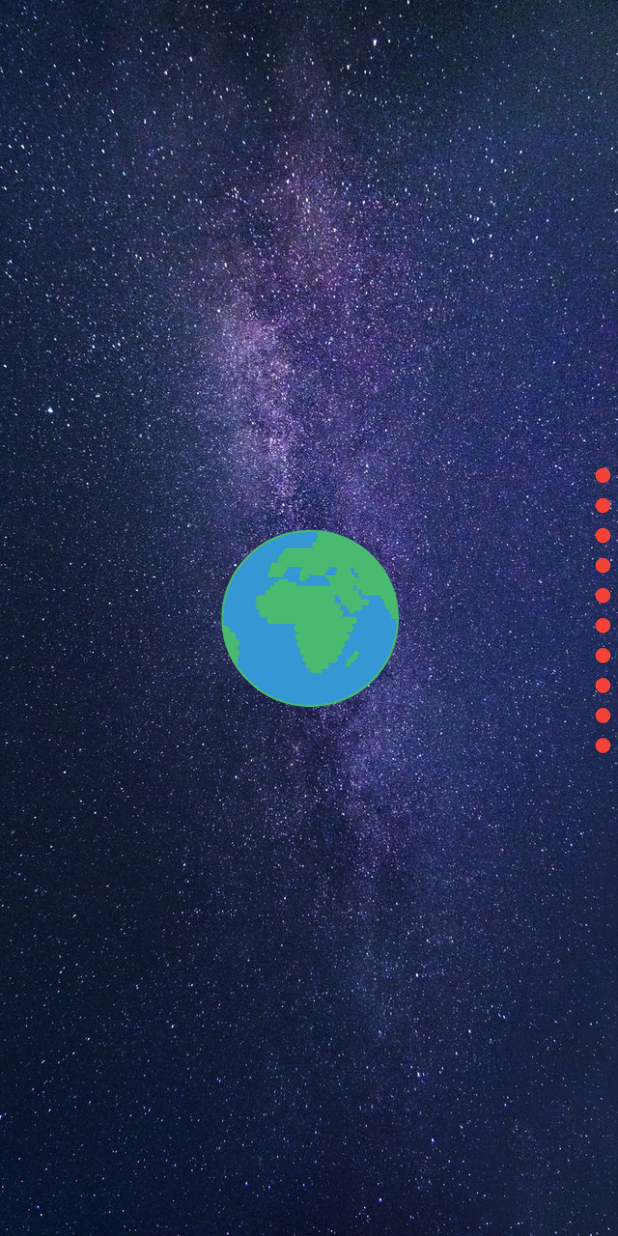
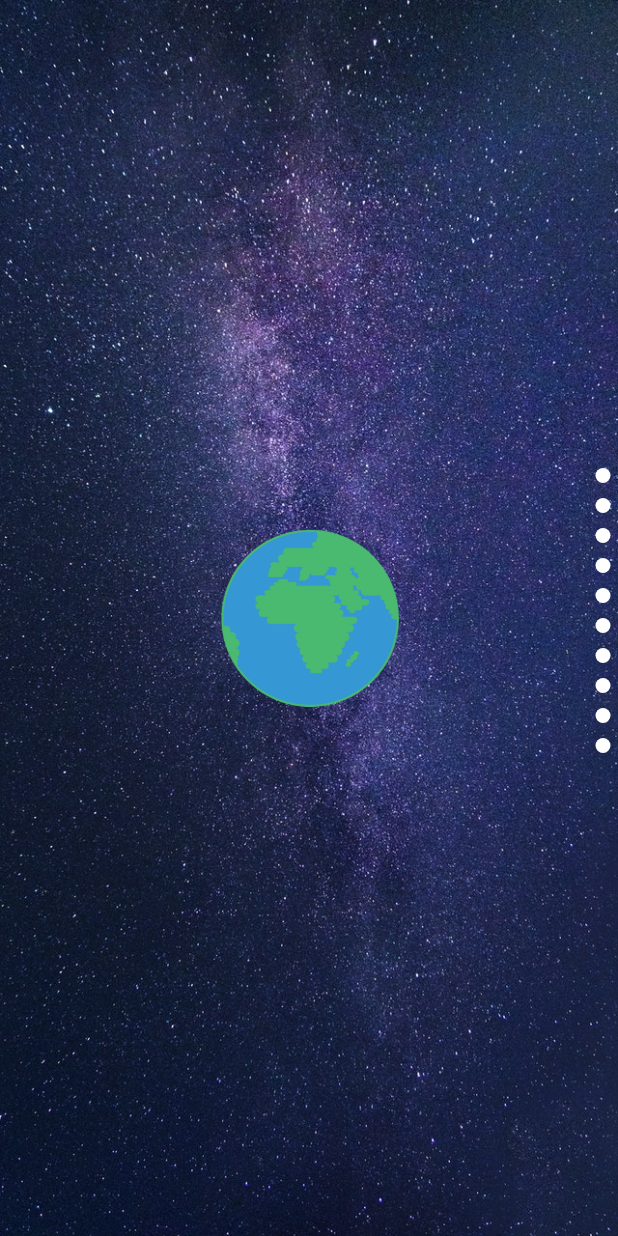
Before and after one commit to Ayu5h5hakya/Solarium, a Flutter app: the screen it shows after launch, on a phone screen of 412 x 824 dp. Run offline on Flutter 3.47's test engine with Material 2 defaults, Android fonts, the phone set to English and light mode, and no system bars; project files that could hold a hidden picture were left out.

```diff
--- a/final/solarium/lib/widgets/astro_page_indicator.dart
+++ b/final/solarium/lib/widgets/astro_page_indicator.dart
@@ -20,11 +20,10 @@ class AstroPageIndicator extends StatelessWidget {
             margin: const EdgeInsets.only(right: 5.0, bottom: 10.0),
             decoration: const BoxDecoration(
               shape: BoxShape.circle,
-              color: Colors.red,
+              color: Colors.white,
             ),
           ),
           onTap: () {
-            print('object');
             if (onPageChanged != null) onPageChanged!(0);
           },
         ),
@@ -35,7 +34,7 @@ class AstroPageIndicator extends StatelessWidget {
             margin: const EdgeInsets.only(right: 5.0, bottom: 10.0),
             decoration: const BoxDecoration(
               shape: BoxShape.circle,
-              color: Colors.red,
+              color: Colors.white,
             ),
           ),
           onTap: () {
@@ -49,7 +48,7 @@ class AstroPageIndicator extends StatelessWidget {
             margin: const EdgeInsets.only(right: 5.0, bottom: 10.0),
             decoration: const BoxDecoration(
               shape: BoxShape.circle,
-              color: Colors.red,
+              color: Colors.white,
             ),
           ),
           onTap: () {
@@ -63,7 +62,7 @@ class AstroPageIndicator extends StatelessWidget {
             margin: const EdgeInsets.only(right: 5.0, bottom: 10.0),
             decoration: const BoxDecoration(
               shape: BoxShape.circle,
-              color: Colors.red,
+              color: Colors.white,
             ),
           ),
           onTap: () {
@@ -77,7 +76,7 @@ class AstroPageIndicator extends StatelessWidget {
             margin: const EdgeInsets.only(right: 5.0, bottom: 10.0),
             decoration: const BoxDecoration(
               shape: BoxShape.circle,
-              color: Colors.red,
+              color: Colors.white,
             ),
           ),
           onTap: () {
@@ -91,7 +90,7 @@ class AstroPageIndicator extends StatelessWidget {
             margin: const EdgeInsets.only(right: 5.0, bottom: 10.0),
             decoration: const BoxDecoration(
               shape: BoxShape.circle,
-              color: Colors.red,
+              color: Colors.white,
             ),
           ),
           onTap: () {
@@ -105,7 +104,7 @@ class AstroPageIndicator extends StatelessWidget {
             margin: const EdgeInsets.only(right: 5.0, bottom: 10.0),
             decoration: const BoxDecoration(
               shape: BoxShape.circle,
-              color: Colors.red,
+              color: Colors.white,
             ),
           ),
           onTap: () {
@@ -119,7 +118,7 @@ class AstroPageIndicator extends StatelessWidget {
             margin: const EdgeInsets.only(right: 5.0, bottom: 10.0),
             decoration: const BoxDecoration(
               shape: BoxShape.circle,
-              color: Colors.red,
+              color: Colors.white,
             ),
           ),
           onTap: () {
@@ -133,7 +132,7 @@ class AstroPageIndicator extends StatelessWidget {
             margin: const EdgeInsets.only(right: 5.0, bottom: 10.0),
             decoration: const BoxDecoration(
               shape: BoxShape.circle,
-              color: Colors.red,
+              color: Colors.white,
             ),
           ),
           onTap: () {
@@ -147,7 +146,7 @@ class AstroPageIndicator extends StatelessWidget {
             margin: const EdgeInsets.only(right: 5.0, bottom: 10.0),
             decoration: const BoxDecoration(
               shape: BoxShape.circle,
-              color: Colors.red,
+              color: Colors.white,
             ),
           ),
           onTap: () {
--- a/final/solarium/lib/widgets/solar_events_pageview.dart
+++ b/final/solarium/lib/widgets/solar_events_pageview.dart
@@ -20,7 +20,7 @@ class SolarEventsPageView extends StatelessWidget {
               child: Card(
                 child: Padding(
                   padding: const EdgeInsets.all(10.0),
-                  child: Column(
+                  child: ListView(
                     children: [
                       const SizedBox(
                         height: 10.0,
```
Also changed, not shown: final/solarium/lib/details.dart (+124 -39 lines), final/solarium/lib/widgets/moons_grid.dart (+21 -6 lines), final/solarium/lib/widgets/movie_location_pageview.dart (+4 -7 lines), final/solarium/samples/earth_data.json (+9 -9 lines), final/solarium/samples/jupiter_data.json (+18 -1 lines), final/solarium/samples/saturn_data.json (+2 -2 lines).
